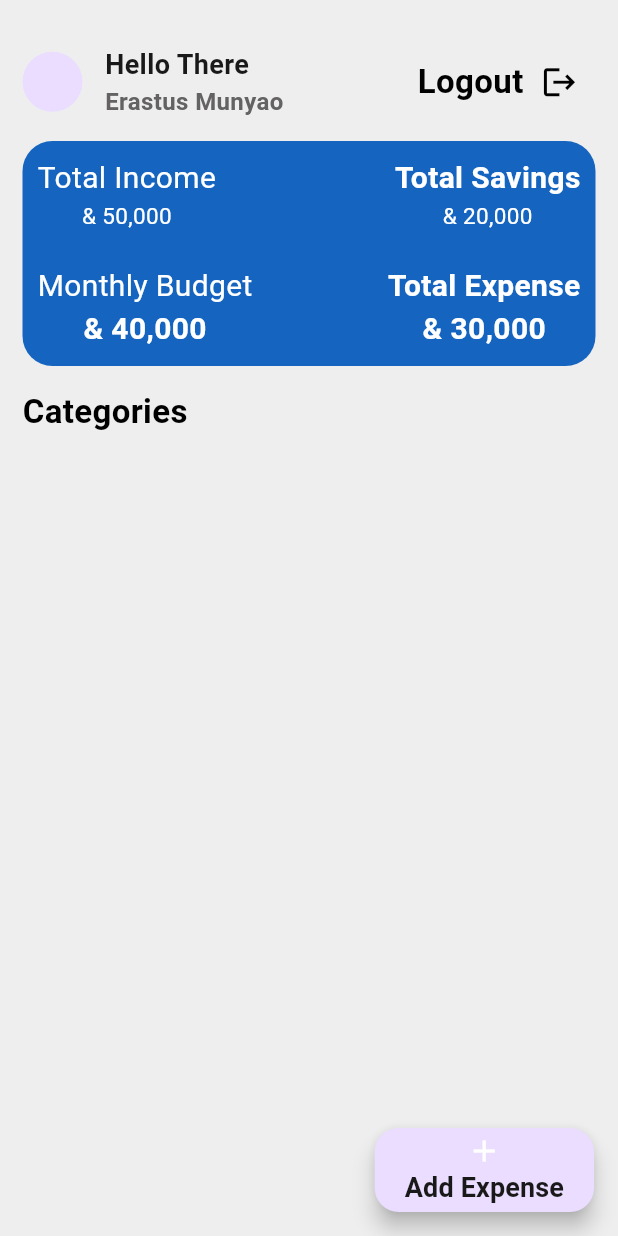
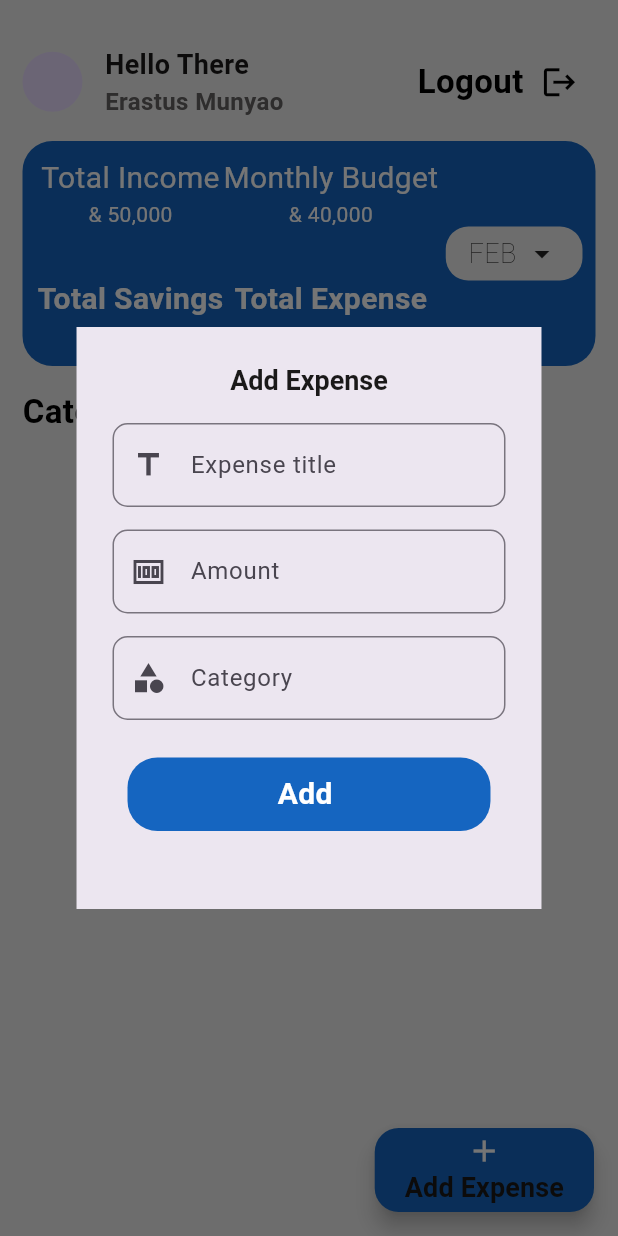
Before and after one commit to Erasto-M/Codsoft-Personal-Expense-Tracker-flutter-app, a Flutter app: the screen it shows once a user with an empty profile is signed in, after a tap on "Add Expense", on a phone screen of 412 x 824 dp. Run offline on Flutter 3.47's test engine with Material 3 defaults, Android fonts, the phone set to English and light mode, and no system bars; our stand-ins replace cloud_firestore, firebase_auth, firebase_core, firebase_database, flutter_riverpod; accounts and stored records are empty.

Commit message:
made some changes

```diff
--- a/lib/Home/Providers/homepage_providers.dart
+++ b/lib/Home/Providers/homepage_providers.dart
@@ -1,6 +1,15 @@
 // alert dialog provider
+import 'package:flutter/cupertino.dart';
 import 'package:flutter_riverpod/flutter_riverpod.dart';
 import 'package:personal_expense_tracker_codsoft/Home/add_expense.dart';
+ final showAlertDialogProvider = StateProvider<bool>((ref) => false);
 
-final alertDialogProvider =
-    Provider<AddExpenseDialog>((ref) => const AddExpenseDialog());
+ // add expense Providers
+ final expenseTitleProvider = StateProvider<TextEditingController>((ref) => TextEditingController());
+ final expenseAmountProvider = StateProvider<TextEditingController>((ref) => TextEditingController());
+ final expenseCategoryProvider = StateProvider<TextEditingController>((ref) => TextEditingController());
+ // is loading providers
+ final isExpenseLoadingProvider = StateProvider<bool>((ref) => false);
+
+ // button clicked provider
+ final addExpenseButtonTapped = StateProvider<bool>((ref) => false);
--- a/lib/Home/add_expense.dart
+++ b/lib/Home/add_expense.dart
@@ -1,27 +1,109 @@
+import 'package:flutter/cupertino.dart';
 import 'package:flutter/material.dart';
 import 'package:flutter_riverpod/flutter_riverpod.dart';
 import 'package:personal_expense_tracker_codsoft/Home/Providers/homepage_providers.dart';
+import 'package:personal_expense_tracker_codsoft/Widgets/colors.dart';
 import 'package:personal_expense_tracker_codsoft/Widgets/reusable_widgets.dart';
+// controllers
 
-class AddExpenseDialog extends ConsumerWidget {
-  const AddExpenseDialog({super.key});
-
-  @override
-  Widget build(BuildContext context, WidgetRef ref) {
+showAlertDialog(BuildContext context) {
+  showDialog(
+      context: context,
+      builder: (context) {
+        return Consumer(builder: (context, ref, child) {
+          final expenseTitleController = ref.watch(expenseTitleProvider);
+          final expenseAmountController = ref.watch(expenseAmountProvider);
+          final expenseCategoryController = ref.watch(expenseCategoryProvider);
+          final _isLoading = ref.watch(isExpenseLoadingProvider);
+          final _OnButtonClick = ref.watch(addExpenseButtonTapped);
+          GlobalKey<FormState> _expenseFormKey = GlobalKey<FormState>();
           return AlertDialog(
-      title: mediumText(text: "Add Expense", fontWeight: FontWeight.bold),
-      content: Column(
+            elevation: 5,
+            shape: const RoundedRectangleBorder(),
+            title: Center(
+                child: mediumText(
+                    text: "Add Expense", fontWeight: FontWeight.bold)),
+            content: Container(
+                height: _OnButtonClick? 400: 300,
+                child: Form(
+                  key: _expenseFormKey,
+                  child: Column(
                     children: [
                       showTextFormField(
-              controller: null,
+                          controller: expenseTitleController,
                           labelText: "Expense title",
-              validator: null,
+                          validator: (value) {
+                            if (value!.isEmpty) {
+                              return "Title Cannot be empty";
+                            }
+                          },
                           prefixIcon: Icons.title,
                           suffixIcon: null,
                           textInputType: TextInputType.text,
-              obscureText: false)
+                          obscureText: false),
+                      showmediumspace(),
+                      showTextFormField(
+                          controller: expenseAmountController,
+                          labelText: "Amount",
+                          validator: (value) {
+                            if (value!.isEmpty) {
+                              return "Please Enter the Amount of the Expense";
+                            }
+                          },
+                          prefixIcon: Icons.money_sharp,
+                          suffixIcon: null,
+                          textInputType: TextInputType.text,
+                          obscureText: false),
+                      showmediumspace(),
+                      showTextFormField(
+                          controller: expenseAmountController,
+                          labelText: "Category",
+                          validator: (value) {
+                            if (value!.isEmpty) {
+                              return "Please select category";
+                            }
+                          },
+                          prefixIcon: Icons.category,
+                          suffixIcon: null,
+                          textInputType: TextInputType.text,
+                          obscureText: false),
+                      showmediumspace(),
+                      _isLoading
+                          ? CircularProgressIndicator(
+                              color: kcBackgroundColor,
+                            )
+                          : GestureDetector(
+                              onTap: () {
+                                ref.read(addExpenseButtonTapped.notifier).state = true;
+                                if(_expenseFormKey.currentState!.validate()){
+                                  ref.read( isExpenseLoadingProvider.notifier).state = true;
+
+                                }
+                              },
+                              child: Container(
+                                margin: const EdgeInsets.symmetric(
+                                  vertical: 10,
+                                  horizontal: 10,
+                                ),
+                                padding: const EdgeInsets.symmetric(
+                                    horizontal: 100, vertical: 10),
+                                decoration: BoxDecoration(
+                                    color: kcBackgroundColor,
+                                    borderRadius: BorderRadius.circular(20)),
+                                child: const Text(
+                                  "Add ",
+                                  style: TextStyle(
+                                    color: Colors.white,
+                                    fontWeight: FontWeight.bold,
+                                    fontSize: 20,
+                                  ),
+                                ),
+                              ),
+                            )
                     ],
                   ),
+                )),
           );
+        });
+      });
 }
-}
--- a/lib/Home/homepage.dart
+++ b/lib/Home/homepage.dart
@@ -1,17 +1,18 @@
 import 'package:flutter/cupertino.dart';
 import 'package:flutter/material.dart';
+import 'package:flutter/widgets.dart';
 import 'package:flutter_riverpod/flutter_riverpod.dart';
 import 'package:personal_expense_tracker_codsoft/Home/Providers/homepage_providers.dart';
-import 'package:personal_expense_tracker_codsoft/Home/add_expense.dart';
 import 'package:personal_expense_tracker_codsoft/Widgets/colors.dart';
 import 'package:personal_expense_tracker_codsoft/Widgets/reusable_widgets.dart';
+
+import 'add_expense.dart';
 
 class HomePage extends ConsumerWidget {
   const HomePage({super.key});
 
   @override
   Widget build(BuildContext context, WidgetRef ref) {
-    final alertDialog = ref.watch(alertDialogProvider);
     return SafeArea(
       child: Scaffold(
           backgroundColor: Colors.grey[200],
@@ -36,13 +37,15 @@ class HomePage extends ConsumerWidget {
                         mediumText(
                             text: "Hello There ", fontWeight: FontWeight.bold),
                         smallText(
-                          text: "Erastus Munyao", fontWeight: FontWeight.bold),
+                            text: "Erastus Munyao",
+                            fontWeight: FontWeight.bold),
                       ],
                     ),
                     const Spacer(),
                     Row(
                       children: [
-                      showBigText(text: "Logout", fontWeight: FontWeight.bold),
+                        showBigText(
+                            text: "Logout", fontWeight: FontWeight.bold),
                         IconButton(
                             onPressed: () {},
                             icon: const Icon(
@@ -62,10 +65,10 @@ class HomePage extends ConsumerWidget {
                   width: MediaQuery.of(context).size.width,
                   decoration: BoxDecoration(
                       borderRadius: BorderRadius.circular(20),
-                    color: Colors.blue[800]),
-                child: const Column(
+                      color: kcBackgroundColor),
+                  child: Row(
                     children: [
-                    Row(
+                      const Column(
                         children: [
                           Column(
                             children: [
@@ -81,8 +84,7 @@ class HomePage extends ConsumerWidget {
                                 "& 50,000",
                                 style: TextStyle(
                                   color: Colors.white,
-                                fontSize: 15,
-                                fontWeight: FontWeight.normal,
+                                  fontSize: 14,
                                 ),
                               ),
                             ],
@@ -102,16 +104,15 @@ class HomePage extends ConsumerWidget {
                                 "& 20,000",
                                 style: TextStyle(
                                   color: Colors.white,
-                                fontSize: 15,
-                                fontWeight: FontWeight.normal,
+                                  fontSize: 14,
                                 ),
                               ),
                             ],
                           ),
                         ],
                       ),
-                    Spacer(),
-                    Row(
+                      const Spacer(),
+                      const Column(
                         children: [
                           Column(
                             children: [
@@ -127,8 +128,7 @@ class HomePage extends ConsumerWidget {
                                 "& 40,000",
                                 style: TextStyle(
                                   color: Colors.white,
-                                fontSize: 20,
-                                fontWeight: FontWeight.bold,
+                                  fontSize: 14,
                                 ),
                               ),
                             ],
@@ -148,14 +148,35 @@ class HomePage extends ConsumerWidget {
                                 "& 30,000",
                                 style: TextStyle(
                                   color: Colors.white,
-                                fontSize: 20,
-                                fontWeight: FontWeight.bold,
+                                  fontSize: 14,
                                 ),
                               ),
                             ],
                           ),
                         ],
+                      ),
+                      const Spacer(),
+                      Center(
+                          child: Container(
+                        decoration: BoxDecoration(
+                          color: Colors.grey[200],
+                          borderRadius: BorderRadius.circular(15),
+                        ),
+                        margin: const EdgeInsets.all(5),
+                        padding: const EdgeInsets.symmetric(vertical: 5,horizontal: 15),
+                        child: Row(
+                          children: [
+                            mediumText(
+                                text: "FEB", fontWeight: FontWeight.w100),
+                            const SizedBox(
+                              width: 5,
+                            ),
+                            const Icon(
+                              Icons.arrow_drop_down,
                             )
+                          ],
+                        ),
+                      ))
                     ],
                   ),
                 ),
@@ -166,19 +187,32 @@ class HomePage extends ConsumerWidget {
               ],
             ),
           ),
-        floatingActionButton: FloatingActionButton.extended(
-
-            onPressed: () {},
+          //floating action button for calling the add expense dialog
+          floatingActionButton: Consumer(
+            builder: (context, ref, child) {
+              return FloatingActionButton.extended(
+                  backgroundColor: kcBackgroundColor,
+                  onPressed: () {
+                    final showDialogCurrentState =
+                        ref.read(showAlertDialogProvider.notifier).state = true;
+                    if (showDialogCurrentState) {
+                      showAlertDialog(context);
+                    } else {
+                      const SizedBox();
+                    }
+                  },
                   label: Column(
                     children: [
                       const Icon(
                         Icons.add,
                         color: Colors.white,
                       ),
-                mediumText(text: "Add Expense", fontWeight: FontWeight.bold),
+                      mediumText(
+                          text: "Add Expense", fontWeight: FontWeight.bold),
                     ],
+                  ));
+            },
           )),
-      ),
     );
   }
 }
--- a/lib/Widgets/colors.dart
+++ b/lib/Widgets/colors.dart
@@ -9,5 +9,6 @@ Color smallTextcolor = const Color.fromARGB(255, 100, 98, 98);
 
 // Background color
 Colors customBackgroundColor = Colors.grey[200] as Colors;
+Color? kcBackgroundColor = Colors.blue[800] ;
 // Outlined button colors.
 Color outlinedButtonColors = Colors.green;
--- a/pubspec.yaml
+++ b/pubspec.yaml
@@ -39,6 +39,7 @@ dependencies:
   firebase_core: ^2.27.1
   cloud_firestore: ^4.15.9
   flutter_riverpod: ^2.5.1
+  firebase_database: ^10.4.11
 
 dev_dependencies:
   flutter_test:
```
Also changed, not shown: lib/Home/Backend/firebase_service.dart (added, +25 -0 lines), lib/Models/add_expense_Model.dart (added, +11 -0 lines), pubspec.lock, 1 other file. Lines whose indentation alone changed are shown as unchanged.
